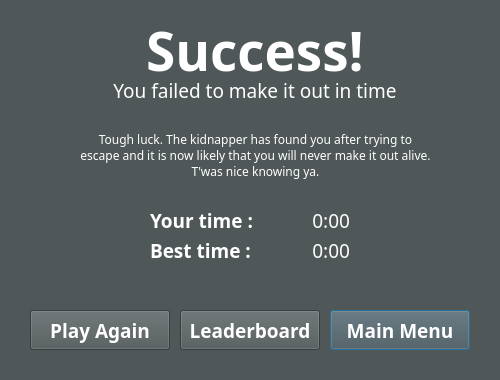
The window that Zork_Qt_project/gameover.ui (willoleary6/ZorkProject) describes before a commit, drawn with Qt 5.
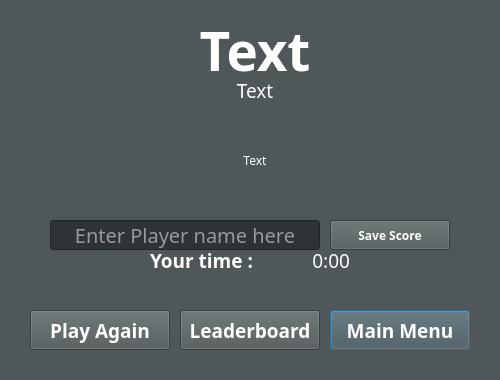
The same window after the commit. Icons and pictures are not drawn.

Diff of the .ui file:
```diff
--- a/Zork_Qt_project/gameover.ui
+++ b/Zork_Qt_project/gameover.ui
@@ -92,9 +92,9 @@
   <widget class="QLabel" name="winLoseLabel">
    <property name="geometry">
     <rect>
-     <x>120</x>
+     <x>80</x>
      <y>10</y>
-     <width>270</width>
+     <width>350</width>
      <height>81</height>
     </rect>
    </property>
@@ -107,7 +107,7 @@
     </font>
    </property>
    <property name="text">
-    <string>Success!</string>
+    <string>Text</string>
    </property>
    <property name="alignment">
     <set>Qt::AlignCenter</set>
@@ -131,7 +131,7 @@
     </font>
    </property>
    <property name="text">
-    <string>You failed to make it out in time</string>
+    <string>Text</string>
    </property>
    <property name="alignment">
     <set>Qt::AlignCenter</set>
@@ -140,10 +140,10 @@
   <widget class="QLabel" name="winLoseText">
    <property name="geometry">
     <rect>
-     <x>80</x>
+     <x>60</x>
      <y>110</y>
-     <width>351</width>
-     <height>91</height>
+     <width>390</width>
+     <height>100</height>
     </rect>
    </property>
    <property name="font">
@@ -152,7 +152,7 @@
     </font>
    </property>
    <property name="text">
-    <string>Tough luck. The kidnapper has found you after trying to escape and it is now likely that you will never make it out alive. T'was nice knowing ya.</string>
+    <string>Text</string>
    </property>
    <property name="alignment">
     <set>Qt::AlignCenter</set>
@@ -165,7 +165,7 @@
    <property name="geometry">
     <rect>
      <x>150</x>
-     <y>210</y>
+     <y>250</y>
      <width>130</width>
      <height>21</height>
     </rect>
@@ -182,32 +182,11 @@
     <string>Your time :</string>
    </property>
   </widget>
-  <widget class="QLabel" name="bestLabel">
-   <property name="geometry">
-    <rect>
-     <x>150</x>
-     <y>240</y>
-     <width>140</width>
-     <height>21</height>
-    </rect>
-   </property>
-   <property name="font">
-    <font>
-     <family>Montserrat</family>
-     <pointsize>14</pointsize>
-     <weight>75</weight>
-     <bold>true</bold>
-    </font>
-   </property>
-   <property name="text">
-    <string>Best time :</string>
-   </property>
-  </widget>
   <widget class="QLabel" name="playerTime">
    <property name="geometry">
     <rect>
      <x>280</x>
-     <y>210</y>
+     <y>250</y>
      <width>70</width>
      <height>21</height>
     </rect>
@@ -225,26 +204,80 @@
     <set>Qt::AlignRight|Qt::AlignTrailing|Qt::AlignVCenter</set>
    </property>
   </widget>
-  <widget class="QLabel" name="bestTime">
+  <widget class="QLineEdit" name="playerName">
    <property name="geometry">
     <rect>
-     <x>290</x>
-     <y>240</y>
-     <width>60</width>
-     <height>21</height>
+     <x>50</x>
+     <y>220</y>
+     <width>270</width>
+     <height>30</height>
     </rect>
    </property>
    <property name="font">
     <font>
      <family>Montserrat</family>
-     <pointsize>14</pointsize>
+     <pointsize>15</pointsize>
+     <weight>50</weight>
+     <italic>false</italic>
+     <bold>false</bold>
     </font>
    </property>
+   <property name="styleSheet">
+    <string notr="true">background-color: rgb(46, 52, 54);</string>
+   </property>
+   <property name="maxLength">
+    <number>10</number>
+   </property>
+   <property name="alignment">
+    <set>Qt::AlignCenter</set>
+   </property>
+   <property name="placeholderText">
+    <string>Enter Player name here</string>
+   </property>
+  </widget>
+  <widget class="QPushButton" name="saveButton">
+   <property name="geometry">
+    <rect>
+     <x>330</x>
+     <y>220</y>
+     <width>120</width>
+     <height>30</height>
+    </rect>
+   </property>
+   <property name="font">
+    <font>
+     <family>Montserrat</family>
+     <weight>75</weight>
+     <bold>true</bold>
+    </font>
+   </property>
    <property name="text">
-    <string>0:00</string>
+    <string>Save Score</string>
    </property>
+  </widget>
+  <widget class="QLabel" name="scoreSaved">
+   <property name="geometry">
+    <rect>
+     <x>150</x>
+     <y>280</y>
+     <width>200</width>
+     <height>19</height>
+    </rect>
+   </property>
+   <property name="font">
+    <font>
+     <family>Montserrat</family>
+     <italic>true</italic>
+    </font>
+   </property>
+   <property name="styleSheet">
+    <string notr="true">color: rgb(237, 212, 0);</string>
+   </property>
+   <property name="text">
+    <string/>
+   </property>
    <property name="alignment">
-    <set>Qt::AlignRight|Qt::AlignTrailing|Qt::AlignVCenter</set>
+    <set>Qt::AlignCenter</set>
    </property>
   </widget>
  </widget>
```
Left out of the diff: 11 changed lines with no effect on the pictures.
